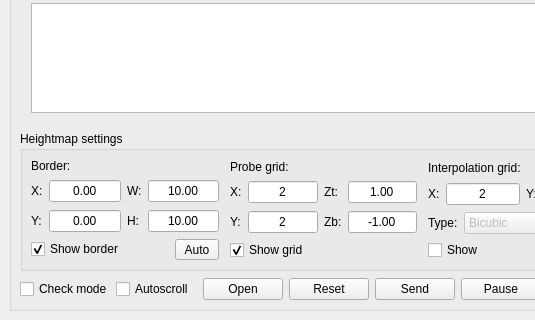
Denvi/Candle, file src/frmmain.ui: the form before one commit; both pictures show x 0 to 535 and y 579 to 899 of the 878 by 899 pixel window.
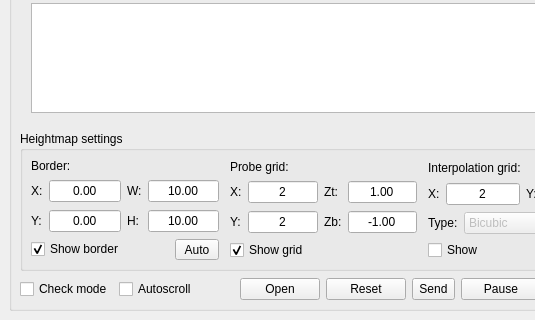
The form after the commit. Icons and pictures are not drawn. Custom widgets are drawn as their Qt base class.

The edit to the form file:
```diff
--- a/src/frmmain.ui
+++ b/src/frmmain.ui
@@ -994,7 +994,13 @@
           </widget>
          </item>
          <item>
-          <widget class="QPushButton" name="cmdFileSend">
+          <widget class="QToolButton" name="cmdFileSend">
+           <property name="sizePolicy">
+            <sizepolicy hsizetype="Minimum" vsizetype="Minimum">
+             <horstretch>0</horstretch>
+             <verstretch>0</verstretch>
+            </sizepolicy>
+           </property>
            <property name="text">
             <string>Send</string>
            </property>
```
Left out of the diff: 3 changed lines with no effect on the pictures.
